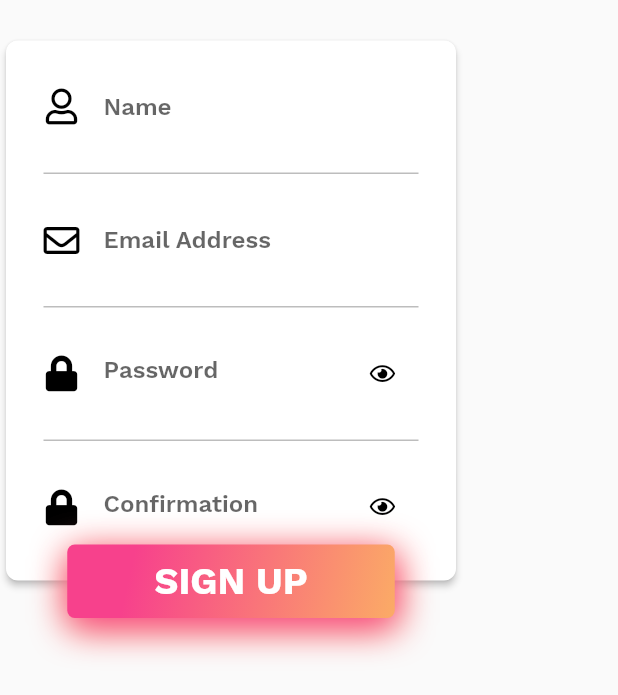
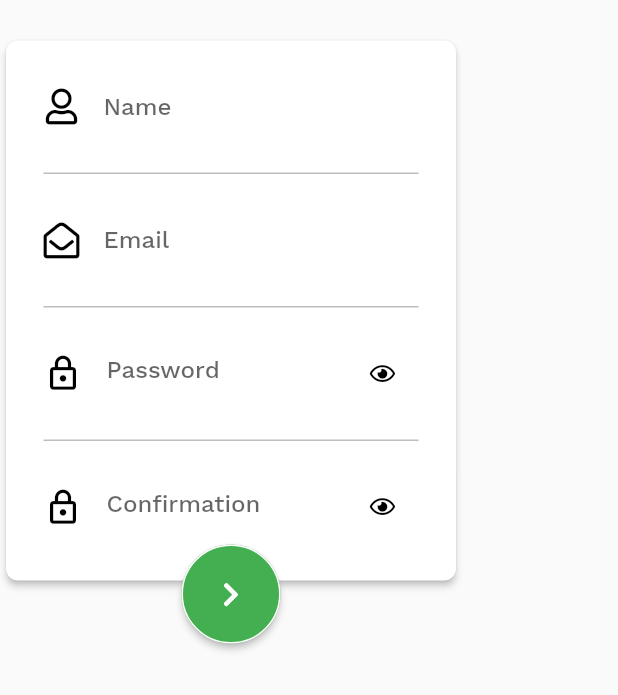
Before and after one commit to 0xrpj/kalpanik-saathi, a Flutter app: the SignUp widget shown alone on an empty page, opened directly, on a phone screen of 412 x 824 dp. Shown: the top 695 px of the screen. Run offline on Flutter 3.47's test engine with Material 2 defaults, Android fonts, the phone set to English and light mode, and no system bars; our stand-ins replace font_awesome_flutter; project files that could hold a hidden picture were left out.

Commit message:
modify theme

```diff
--- a/lib/main.dart
+++ b/lib/main.dart
@@ -4,6 +4,8 @@ import 'package:kalpaniksaathi/pages/login_page.dart';
 
 void main() {
   WidgetsFlutterBinding.ensureInitialized();
+
+  //forcing the app to run in portrait mode
   SystemChrome.setPreferredOrientations(<DeviceOrientation>[
     DeviceOrientation.portraitUp,
     DeviceOrientation.portraitDown,
@@ -17,7 +19,7 @@ class MyApp extends StatelessWidget {
   Widget build(BuildContext context) {
     return const MaterialApp(
       debugShowCheckedModeBanner: false,
-      title: 'TheGorgeousLogin',
+      title: 'Kalpanik Saathi',
       home: LoginPage(),
     );
   }
--- a/lib/pages/widgets/sign_in.dart
+++ b/lib/pages/widgets/sign_in.dart
@@ -60,13 +60,13 @@ class _SignInState extends State<SignIn> {
                           decoration: const InputDecoration(
                             border: InputBorder.none,
                             icon: Icon(
-                              FontAwesomeIcons.envelope,
+                              FontAwesomeIcons.envelopeOpen,
                               color: Colors.black,
                               size: 22.0,
                             ),
-                            hintText: 'Email Address',
+                            hintText: 'Email',
                             hintStyle: TextStyle(
-                                fontFamily: 'WorkSansSemiBold', fontSize: 17.0),
+                                fontFamily: 'WorkSansMedium', fontSize: 17.0),
                           ),
                           onSubmitted: (_) {
                             focusNodePassword.requestFocus();
@@ -86,19 +86,19 @@ class _SignInState extends State<SignIn> {
                           controller: loginPasswordController,
                           obscureText: _obscureTextPassword,
                           style: const TextStyle(
-                              fontFamily: 'WorkSansSemiBold',
+                              fontFamily: 'WorkSansMedium',
                               fontSize: 16.0,
                               color: Colors.black),
                           decoration: InputDecoration(
                             border: InputBorder.none,
                             icon: const Icon(
-                              FontAwesomeIcons.lock,
-                              size: 22.0,
+                              Icons.lock_outlined,
+                              size: 26.0,
                               color: Colors.black,
                             ),
                             hintText: 'Password',
                             hintStyle: const TextStyle(
-                                fontFamily: 'WorkSansSemiBold', fontSize: 17.0),
+                                fontFamily: 'WorkSansMedium', fontSize: 17.0),
                             suffixIcon: GestureDetector(
                               onTap: _toggleLogin,
                               child: Icon(
@@ -121,63 +121,25 @@ class _SignInState extends State<SignIn> {
                 ),
               ),
               Container(
-                margin: const EdgeInsets.only(top: 170.0),
-                decoration: const BoxDecoration(
-                  borderRadius: BorderRadius.all(Radius.circular(5.0)),
-                  boxShadow: <BoxShadow>[
-                    BoxShadow(
-                      color: CustomTheme.loginGradientStart,
-                      offset: Offset(1.0, 6.0),
-                      blurRadius: 20.0,
+                  margin: const EdgeInsets.only(top: 160.0, bottom: 20.0),
+                  child: ElevatedButton(
+                    onPressed: () => CustomSnackBar(
+                      context,
+                      const Text('Login button pressed'),
                     ),
-                    BoxShadow(
-                      color: CustomTheme.loginGradientEnd,
-                      offset: Offset(1.0, 6.0),
-                      blurRadius: 20.0,
+                    child: const Icon(
+                      FontAwesomeIcons.chevronRight,
+                      size: 18.0,
+                      color: Colors.white,
                     ),
-                  ],
-                  gradient: LinearGradient(
-                      colors: <Color>[
-                        CustomTheme.loginGradientEnd,
-                        CustomTheme.loginGradientStart
-                      ],
-                      begin: FractionalOffset(0.2, 0.2),
-                      end: FractionalOffset(1.0, 1.0),
-                      stops: <double>[0.0, 1.0],
-                      tileMode: TileMode.clamp),
-                ),
-                child: MaterialButton(
-                  highlightColor: Colors.transparent,
-                  splashColor: CustomTheme.loginGradientEnd,
-                  child: const Padding(
-                    padding:
-                        EdgeInsets.symmetric(vertical: 10.0, horizontal: 42.0),
-                    child: Text(
-                      'LOGIN',
-                      style: TextStyle(
-                          color: Colors.white,
-                          fontSize: 25.0,
-                          fontFamily: 'WorkSansBold'),
-                    ),
-                  ),
-                  onPressed: () => CustomSnackBar(
-                      context, const Text('Login button pressed')),
-                ),
-              )
+                    style: ElevatedButton.styleFrom(
+                        primary: CustomTheme.loginGradientEnd,
+                        //add white border
+                        side: const BorderSide(color: Colors.white),
+                        shape: const CircleBorder(),
+                        padding: const EdgeInsets.all(24)),
+                  ))
             ],
-          ),
-          Padding(
-            padding: const EdgeInsets.only(top: 10.0),
-            child: TextButton(
-                onPressed: () {},
-                child: const Text(
-                  'Forgot Password?',
-                  style: TextStyle(
-                      decoration: TextDecoration.underline,
-                      color: Colors.white,
-                      fontSize: 16.0,
-                      fontFamily: 'WorkSansMedium'),
-                )),
           ),
           Padding(
             padding: const EdgeInsets.only(top: 10.0),
@@ -196,13 +158,13 @@ class _SignInState extends State<SignIn> {
                         stops: <double>[0.0, 1.0],
                         tileMode: TileMode.clamp),
                   ),
-                  width: 100.0,
+                  width: 90.0,
                   height: 1.0,
                 ),
                 const Padding(
-                  padding: EdgeInsets.only(left: 15.0, right: 15.0),
+                  padding: EdgeInsets.only(left: 5.0, right: 5.0),
                   child: Text(
-                    'Or',
+                    'I\'ll always listen to you.',
                     style: TextStyle(
                         color: Colors.white,
                         fontSize: 16.0,
@@ -221,53 +183,53 @@ class _SignInState extends State<SignIn> {
                         stops: <double>[0.0, 1.0],
                         tileMode: TileMode.clamp),
                   ),
-                  width: 100.0,
+                  width: 90.0,
                   height: 1.0,
                 ),
               ],
             ),
           ),
-          Row(
-            mainAxisAlignment: MainAxisAlignment.center,
-            children: <Widget>[
-              Padding(
-                padding: const EdgeInsets.only(top: 10.0, right: 40.0),
-                child: GestureDetector(
-                  onTap: () => CustomSnackBar(
-                      context, const Text('Facebook button pressed')),
-                  child: Container(
-                    padding: const EdgeInsets.all(15.0),
-                    decoration: const BoxDecoration(
-                      shape: BoxShape.circle,
-                      color: Colors.white,
-                    ),
-                    child: const Icon(
-                      FontAwesomeIcons.facebookF,
-                      color: Color(0xFF0084ff),
-                    ),
-                  ),
-                ),
-              ),
-              Padding(
-                padding: const EdgeInsets.only(top: 10.0),
-                child: GestureDetector(
-                  onTap: () => CustomSnackBar(
-                      context, const Text('Google button pressed')),
-                  child: Container(
-                    padding: const EdgeInsets.all(15.0),
-                    decoration: const BoxDecoration(
-                      shape: BoxShape.circle,
-                      color: Colors.white,
-                    ),
-                    child: const Icon(
-                      FontAwesomeIcons.google,
-                      color: Color(0xFF0084ff),
-                    ),
-                  ),
-                ),
-              ),
-            ],
-          ),
+          // Row(
+          //   mainAxisAlignment: MainAxisAlignment.center,
+          //   children: <Widget>[
+          //     Padding(
+          //       padding: const EdgeInsets.only(top: 10.0, right: 40.0),
+          //       child: GestureDetector(
+          //         onTap: () => CustomSnackBar(
+          //             context, const Text('Facebook button pressed')),
+          //         child: Container(
+          //           padding: const EdgeInsets.all(15.0),
+          //           decoration: const BoxDecoration(
+          //             shape: BoxShape.circle,
+          //             color: Colors.white,
+          //           ),
+          //           child: const Icon(
+          //             FontAwesomeIcons.facebookF,
+          //             color: Color(0xFF0084ff),
+          //           ),
+          //         ),
+          //       ),
+          //     ),
+          //     Padding(
+          //       padding: const EdgeInsets.only(top: 10.0),
+          //       child: GestureDetector(
+          //         onTap: () => CustomSnackBar(
+          //             context, const Text('Google button pressed')),
+          //         child: Container(
+          //           padding: const EdgeInsets.all(15.0),
+          //           decoration: const BoxDecoration(
+          //             shape: BoxShape.circle,
+          //             color: Colors.white,
+          //           ),
+          //           child: const Icon(
+          //             FontAwesomeIcons.google,
+          //             color: Color(0xFF0084ff),
+          //           ),
+          //         ),
+          //       ),
+          //     ),
+          //   ],
+          // ),
         ],
       ),
     );
--- a/lib/pages/widgets/sign_up.dart
+++ b/lib/pages/widgets/sign_up.dart
@@ -64,7 +64,7 @@ class _SignUpState extends State<SignUp> {
                           textCapitalization: TextCapitalization.words,
                           autocorrect: false,
                           style: const TextStyle(
-                              fontFamily: 'WorkSansSemiBold',
+                              fontFamily: 'WorkSansMedium',
                               fontSize: 16.0,
                               color: Colors.black),
                           decoration: const InputDecoration(
@@ -75,7 +75,7 @@ class _SignUpState extends State<SignUp> {
                             ),
                             hintText: 'Name',
                             hintStyle: TextStyle(
-                                fontFamily: 'WorkSansSemiBold', fontSize: 16.0),
+                                fontFamily: 'WorkSansMedium', fontSize: 16.0),
                           ),
                           onSubmitted: (_) {
                             focusNodeEmail.requestFocus();
@@ -96,18 +96,18 @@ class _SignUpState extends State<SignUp> {
                           keyboardType: TextInputType.emailAddress,
                           autocorrect: false,
                           style: const TextStyle(
-                              fontFamily: 'WorkSansSemiBold',
+                              fontFamily: 'WorkSansMedium',
                               fontSize: 16.0,
                               color: Colors.black),
                           decoration: const InputDecoration(
                             border: InputBorder.none,
                             icon: Icon(
-                              FontAwesomeIcons.envelope,
+                              FontAwesomeIcons.envelopeOpen,
                               color: Colors.black,
                             ),
-                            hintText: 'Email Address',
+                            hintText: 'Email',
                             hintStyle: TextStyle(
-                                fontFamily: 'WorkSansSemiBold', fontSize: 16.0),
+                                fontFamily: 'WorkSansMedium', fontSize: 16.0),
                           ),
                           onSubmitted: (_) {
                             focusNodePassword.requestFocus();
@@ -128,18 +128,19 @@ class _SignUpState extends State<SignUp> {
                           obscureText: _obscureTextPassword,
                           autocorrect: false,
                           style: const TextStyle(
-                              fontFamily: 'WorkSansSemiBold',
+                              fontFamily: 'WorkSansMedium',
                               fontSize: 16.0,
                               color: Colors.black),
                           decoration: InputDecoration(
                             border: InputBorder.none,
                             icon: const Icon(
-                              FontAwesomeIcons.lock,
+                              Icons.lock_outlined,
+                              size: 26.0,
                               color: Colors.black,
                             ),
                             hintText: 'Password',
                             hintStyle: const TextStyle(
-                                fontFamily: 'WorkSansSemiBold', fontSize: 16.0),
+                                fontFamily: 'WorkSansMedium', fontSize: 16.0),
                             suffixIcon: GestureDetector(
                               onTap: _toggleSignup,
                               child: Icon(
@@ -170,18 +171,19 @@ class _SignUpState extends State<SignUp> {
                           obscureText: _obscureTextConfirmPassword,
                           autocorrect: false,
                           style: const TextStyle(
-                              fontFamily: 'WorkSansSemiBold',
+                              fontFamily: 'WorkSansMedium',
                               fontSize: 16.0,
                               color: Colors.black),
                           decoration: InputDecoration(
                             border: InputBorder.none,
                             icon: const Icon(
-                              FontAwesomeIcons.lock,
+                              Icons.lock_outlined,
+                              size: 26.0,
                               color: Colors.black,
                             ),
                             hintText: 'Confirmation',
                             hintStyle: const TextStyle(
-                                fontFamily: 'WorkSansSemiBold', fontSize: 16.0),
+                                fontFamily: 'WorkSansMedium', fontSize: 16.0),
                             suffixIcon: GestureDetector(
                               onTap: _toggleSignupConfirm,
                               child: Icon(
@@ -204,49 +206,62 @@ class _SignUpState extends State<SignUp> {
                 ),
               ),
               Container(
-                margin: const EdgeInsets.only(top: 340.0),
-                decoration: const BoxDecoration(
-                  borderRadius: BorderRadius.all(Radius.circular(5.0)),
-                  boxShadow: <BoxShadow>[
-                    BoxShadow(
-                      color: CustomTheme.loginGradientStart,
-                      offset: Offset(1.0, 6.0),
-                      blurRadius: 20.0,
+                  margin: const EdgeInsets.only(top: 340.0),
+                  // decoration: const BoxDecoration(
+                  //   borderRadius: BorderRadius.all(Radius.circular(5.0)),
+                  //   boxShadow: <BoxShadow>[
+                  //     BoxShadow(
+                  //       color: CustomTheme.loginGradientStart,
+                  //       offset: Offset(1.0, 6.0),
+                  //       blurRadius: 20.0,
+                  //     ),
+                  //     BoxShadow(
+                  //       color: CustomTheme.loginGradientEnd,
+                  //       offset: Offset(1.0, 6.0),
+                  //       blurRadius: 20.0,
+                  //     ),
+                  //   ],
+                  //   gradient: LinearGradient(
+                  //       colors: <Color>[
+                  //         CustomTheme.loginGradientEnd,
+                  //         CustomTheme.loginGradientStart
+                  //       ],
+                  //       begin: FractionalOffset(0.2, 0.2),
+                  //       end: FractionalOffset(1.0, 1.0),
+                  //       stops: <double>[0.0, 1.0],
+                  //       tileMode: TileMode.clamp),
+                  // ),
+                  // child: MaterialButton(
+                  //   highlightColor: Colors.transparent,
+                  //   splashColor: CustomTheme.loginGradientEnd,
+                  //   //shape: RoundedRectangleBorder(borderRadius: BorderRadius.all(Radius.circular(5.0))),
+                  //   child: const Padding(
+                  //     padding:
+                  //         EdgeInsets.symmetric(vertical: 10.0, horizontal: 42.0),
+                  //     child: Text(
+                  //       'SIGN UP',
+                  //       style: TextStyle(
+                  //           color: Colors.white,
+                  //           fontSize: 25.0,
+                  //           fontFamily: 'WorkSansBold'),
+                  //     ),
+                  //   ),
+                  //   onPressed: () => _toggleSignUpButton(),
+                  // ),
+                  child: ElevatedButton(
+                    onPressed: () => _toggleSignUpButton(),
+                    child: const Icon(
+                      FontAwesomeIcons.chevronRight,
+                      size: 18.0,
+                      color: Colors.white,
                     ),
-                    BoxShadow(
-                      color: CustomTheme.loginGradientEnd,
-                      offset: Offset(1.0, 6.0),
-                      blurRadius: 20.0,
-                    ),
-                  ],
-                  gradient: LinearGradient(
-                      colors: <Color>[
-                        CustomTheme.loginGradientEnd,
-                        CustomTheme.loginGradientStart
-                      ],
-                      begin: FractionalOffset(0.2, 0.2),
-                      end: FractionalOffset(1.0, 1.0),
-                      stops: <double>[0.0, 1.0],
-                      tileMode: TileMode.clamp),
-                ),
-                child: MaterialButton(
-                  highlightColor: Colors.transparent,
-                  splashColor: CustomTheme.loginGradientEnd,
-                  //shape: RoundedRectangleBorder(borderRadius: BorderRadius.all(Radius.circular(5.0))),
-                  child: const Padding(
-                    padding:
-                        EdgeInsets.symmetric(vertical: 10.0, horizontal: 42.0),
-                    child: Text(
-                      'SIGN UP',
-                      style: TextStyle(
-                          color: Colors.white,
-                          fontSize: 25.0,
-                          fontFamily: 'WorkSansBold'),
-                    ),
-                  ),
-                  onPressed: () => _toggleSignUpButton(),
-                ),
-              )
+                    style: ElevatedButton.styleFrom(
+                        primary: CustomTheme.loginGradientEnd,
+                        //add white border
+                        side: const BorderSide(color: Colors.white),
+                        shape: const CircleBorder(),
+                        padding: const EdgeInsets.all(24)),
+                  ))
             ],
           ),
         ],
--- a/lib/theme.dart
+++ b/lib/theme.dart
@@ -5,8 +5,13 @@ import 'package:flutter/cupertino.dart';
 class CustomTheme {
   const CustomTheme();
 
-  static const Color loginGradientStart = Color(0xFFfbab66);
-  static const Color loginGradientEnd = Color(0xFFf7418c);
+  static const Color loginGradientStart = Color(0xFF00BCD4);
+  static const Color loginGradientEnd = Color(0xFF43AF50);
+
+  // original colors
+  //   static const Color loginGradientStart = Color(0xFFfbab66);
+  // static const Color loginGradientEnd = Color(0xFFf7418c);
+
   static const Color white = Color(0xFFFFFFFF);
   static const Color black = Color(0xFF000000);
 
```
Also changed, not shown: assets/img/login_logo2.png, assets/img/login_logo3.png (added).
